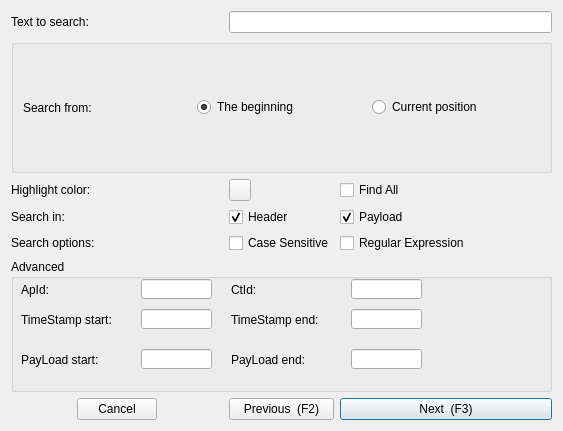
First picture: the form in src/searchdialog.ui, repository COVESA/dlt-viewer, before the edit.
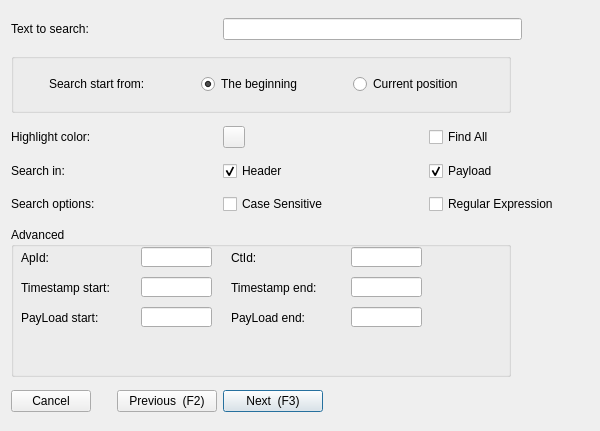
Second picture: the form after the edit. Icons and pictures are not drawn.

Commit message:
Rework search functionality: - fix bug "search result ignores index 0" - fix timestamp start/stop search Add functionality to: - Header search - Search from current position - Setting of highlight color - Higlight search hit lines in single step mode Change use of QtRegEx to QtRegulaExpressions which speeds up search speed Make these settings permanent in config.ini: - SeachIndex ( put search results to list or single step mode) - Header search - Case sensitive - Regular Expressions Add tooltip to search box and re-align serach box
<Signed-off-by: Gernot Wirschal <gernot.wirschal@bmw.de>

```diff
--- a/src/searchdialog.ui
+++ b/src/searchdialog.ui
@@ -6,10 +6,22 @@
    <rect>
     <x>0</x>
     <y>0</y>
-    <width>563</width>
+    <width>600</width>
     <height>431</height>
    </rect>
   </property>
+  <property name="minimumSize">
+   <size>
+    <width>600</width>
+    <height>0</height>
+   </size>
+  </property>
+  <property name="maximumSize">
+   <size>
+    <width>700</width>
+    <height>2000</height>
+   </size>
+  </property>
   <property name="windowTitle">
    <string>Search</string>
   </property>
@@ -18,189 +30,14 @@
     <normaloff>:/toolbar/png/system-search.png</normaloff>:/toolbar/png/system-search.png</iconset>
   </property>
   <layout class="QGridLayout" name="gridLayout">
-   <item row="5" column="0">
-    <widget class="QLabel" name="label_4">
-     <property name="layoutDirection">
-      <enum>Qt::RightToLeft</enum>
-     </property>
-     <property name="text">
-      <string>Search options:</string>
-     </property>
-    </widget>
-   </item>
-   <item row="7" column="1">
-    <widget class="QPushButton" name="pushButtonPrevious">
-     <property name="text">
-      <string>Previous  (F2)</string>
-     </property>
-     <property name="shortcut">
-      <string>F2</string>
-     </property>
-    </widget>
-   </item>
-   <item row="5" column="2">
-    <widget class="QCheckBox" name="checkBoxRegExp">
-     <property name="text">
-      <string>Regular Expression</string>
-     </property>
-    </widget>
-   </item>
-   <item row="2" column="0">
-    <widget class="QLabel" name="label_5">
-     <property name="text">
-      <string>Highlight color:</string>
-     </property>
-    </widget>
-   </item>
-   <item row="7" column="2">
-    <widget class="QPushButton" name="pushButtonNext">
-     <property name="text">
-      <string>Next  (F3)</string>
-     </property>
-     <property name="shortcut">
-      <string>F3</string>
-     </property>
-     <property name="default">
-      <bool>true</bool>
-     </property>
-    </widget>
-   </item>
-   <item row="2" column="1">
-    <widget class="QPushButton" name="pushButtonColor">
-     <property name="minimumSize">
-      <size>
-       <width>22</width>
-       <height>22</height>
-      </size>
-     </property>
-     <property name="maximumSize">
-      <size>
-       <width>22</width>
-       <height>22</height>
-      </size>
-     </property>
-     <property name="text">
-      <string/>
-     </property>
-     <property name="iconSize">
-      <size>
-       <width>12</width>
-       <height>12</height>
-      </size>
-     </property>
-    </widget>
-   </item>
-   <item row="3" column="2">
-    <widget class="QCheckBox" name="checkBoxPayload">
-     <property name="text">
-      <string>Payload</string>
-     </property>
-     <property name="checked">
-      <bool>true</bool>
-     </property>
-    </widget>
-   </item>
-   <item row="0" column="1" colspan="2">
-    <widget class="QLineEdit" name="lineEditText"/>
-   </item>
-   <item row="1" column="0" colspan="3">
-    <widget class="QGroupBox" name="groupBox">
-     <property name="title">
-      <string/>
-     </property>
-     <layout class="QHBoxLayout" name="horizontalLayout">
-      <item>
-       <widget class="QLabel" name="label_3">
-        <property name="layoutDirection">
-         <enum>Qt::LeftToRight</enum>
-        </property>
-        <property name="text">
-         <string>Search from:</string>
-        </property>
-       </widget>
-      </item>
-      <item>
-       <widget class="QRadioButton" name="radioButtonPosBeginning">
-        <property name="layoutDirection">
-         <enum>Qt::LeftToRight</enum>
-        </property>
-        <property name="text">
-         <string>The beginning</string>
-        </property>
-        <property name="checked">
-         <bool>true</bool>
-        </property>
-       </widget>
-      </item>
-      <item>
-       <widget class="QRadioButton" name="radioButtonPosCurrent">
-        <property name="text">
-         <string>Current position</string>
-        </property>
-       </widget>
-      </item>
-     </layout>
-    </widget>
-   </item>
-   <item row="3" column="0">
-    <widget class="QLabel" name="label_2">
-     <property name="layoutDirection">
-      <enum>Qt::RightToLeft</enum>
-     </property>
-     <property name="text">
-      <string>Search in:</string>
-     </property>
-    </widget>
-   </item>
-   <item row="7" column="0" alignment="Qt::AlignHCenter">
-    <widget class="QDialogButtonBox" name="buttonBox">
-     <property name="layoutDirection">
-      <enum>Qt::LeftToRight</enum>
-     </property>
-     <property name="orientation">
-      <enum>Qt::Horizontal</enum>
-     </property>
-     <property name="standardButtons">
-      <set>QDialogButtonBox::Cancel</set>
-     </property>
-    </widget>
-   </item>
-   <item row="2" column="2">
-    <widget class="QCheckBox" name="checkBoxSearchIndex">
-     <property name="text">
-      <string>Find All</string>
-     </property>
-    </widget>
-   </item>
-   <item row="5" column="1">
-    <widget class="QCheckBox" name="checkBoxCaseSensitive">
-     <property name="text">
-      <string>Case Sensitive</string>
-     </property>
-     <property name="checked">
-      <bool>false</bool>
-     </property>
-    </widget>
-   </item>
-   <item row="0" column="0">
-    <widget class="QLabel" name="label">
-     <property name="text">
-      <string>Text to search:</string>
-     </property>
-    </widget>
-   </item>
-   <item row="3" column="1">
-    <widget class="QCheckBox" name="checkBoxHeader">
-     <property name="text">
-      <string>Header</string>
-     </property>
-     <property name="checked">
-      <bool>true</bool>
-     </property>
-    </widget>
-   </item>
-   <item row="6" column="0" colspan="3">
+   <item row="12" column="0" colspan="9">
     <widget class="QGroupBox" name="groupBox_2">
+     <property name="maximumSize">
+      <size>
+       <width>500</width>
+       <height>150</height>
+      </size>
+     </property>
      <property name="title">
       <string>Advanced</string>
      </property>
@@ -279,7 +116,7 @@
        </rect>
       </property>
       <property name="text">
-       <string>TimeStamp start:</string>
+       <string>Timestamp start:</string>
       </property>
      </widget>
      <widget class="QLineEdit" name="timeEndlineEdit">
@@ -305,14 +142,14 @@
        </rect>
       </property>
       <property name="text">
-       <string>TimeStamp end:</string>
+       <string>Timestamp end:</string>
       </property>
      </widget>
      <widget class="QLabel" name="label_10">
       <property name="geometry">
        <rect>
         <x>10</x>
-        <y>90</y>
+        <y>80</y>
         <width>111</width>
         <height>21</height>
        </rect>
@@ -325,7 +162,7 @@
       <property name="geometry">
        <rect>
         <x>220</x>
-        <y>90</y>
+        <y>80</y>
         <width>111</width>
         <height>21</height>
        </rect>
@@ -338,7 +175,7 @@
       <property name="geometry">
        <rect>
         <x>130</x>
-        <y>90</y>
+        <y>80</y>
         <width>71</width>
         <height>20</height>
        </rect>
@@ -351,7 +188,7 @@
       <property name="geometry">
        <rect>
         <x>340</x>
-        <y>90</y>
+        <y>80</y>
         <width>71</width>
         <height>20</height>
        </rect>
@@ -362,6 +199,299 @@
      </widget>
     </widget>
    </item>
+   <item row="10" column="3">
+    <widget class="QCheckBox" name="checkBoxRegExp">
+     <property name="maximumSize">
+      <size>
+       <width>200</width>
+       <height>20</height>
+      </size>
+     </property>
+     <property name="text">
+      <string>Regular Expression</string>
+     </property>
+    </widget>
+   </item>
+   <item row="3" column="3">
+    <widget class="QCheckBox" name="checkBoxSearchIndex">
+     <property name="maximumSize">
+      <size>
+       <width>100</width>
+       <height>16777215</height>
+      </size>
+     </property>
+     <property name="toolTip">
+      <string>&lt;html&gt;&lt;head/&gt;&lt;body&gt;&lt;p&gt;Look for all hits and show all the search results in the search results window. If disabled the single step search is active. Navigate through the serach results by next / previous buttons.&lt;/p&gt;&lt;/body&gt;&lt;/html&gt;</string>
+     </property>
+     <property name="text">
+      <string>Find All</string>
+     </property>
+    </widget>
+   </item>
+   <item row="10" column="2">
+    <widget class="QCheckBox" name="checkBoxCaseSensitive">
+     <property name="maximumSize">
+      <size>
+       <width>100</width>
+       <height>16777215</height>
+      </size>
+     </property>
+     <property name="text">
+      <string>Case Sensitive</string>
+     </property>
+     <property name="checked">
+      <bool>false</bool>
+     </property>
+    </widget>
+   </item>
+   <item row="0" column="2">
+    <widget class="QLineEdit" name="lineEditText">
+     <property name="minimumSize">
+      <size>
+       <width>299</width>
+       <height>0</height>
+      </size>
+     </property>
+    </widget>
+   </item>
+   <item row="3" column="2">
+    <widget class="QPushButton" name="pushButtonColor">
+     <property name="minimumSize">
+      <size>
+       <width>22</width>
+       <height>22</height>
+      </size>
+     </property>
+     <property name="maximumSize">
+      <size>
+       <width>22</width>
+       <height>22</height>
+      </size>
+     </property>
+     <property name="text">
+      <string/>
+     </property>
+     <property name="iconSize">
+      <size>
+       <width>12</width>
+       <height>12</height>
+      </size>
+     </property>
+    </widget>
+   </item>
+   <item row="6" column="3">
+    <widget class="QCheckBox" name="checkBoxPayload">
+     <property name="text">
+      <string>Payload</string>
+     </property>
+     <property name="checked">
+      <bool>true</bool>
+     </property>
+    </widget>
+   </item>
+   <item row="6" column="2">
+    <widget class="QCheckBox" name="checkBoxHeader">
+     <property name="maximumSize">
+      <size>
+       <width>80</width>
+       <height>16777215</height>
+      </size>
+     </property>
+     <property name="text">
+      <string>Header</string>
+     </property>
+     <property name="checked">
+      <bool>true</bool>
+     </property>
+    </widget>
+   </item>
+   <item row="6" column="0">
+    <widget class="QLabel" name="label_2">
+     <property name="layoutDirection">
+      <enum>Qt::RightToLeft</enum>
+     </property>
+     <property name="text">
+      <string>Search in:</string>
+     </property>
+    </widget>
+   </item>
+   <item row="0" column="0">
+    <widget class="QLabel" name="label">
+     <property name="text">
+      <string>Text to search:</string>
+     </property>
+    </widget>
+   </item>
+   <item row="3" column="0">
+    <widget class="QLabel" name="label_5">
+     <property name="minimumSize">
+      <size>
+       <width>100</width>
+       <height>0</height>
+      </size>
+     </property>
+     <property name="maximumSize">
+      <size>
+       <width>100</width>
+       <height>16777215</height>
+      </size>
+     </property>
+     <property name="text">
+      <string>Highlight color:</string>
+     </property>
+    </widget>
+   </item>
+   <item row="13" column="0" alignment="Qt::AlignLeft">
+    <widget class="QDialogButtonBox" name="buttonBox">
+     <property name="layoutDirection">
+      <enum>Qt::LeftToRight</enum>
+     </property>
+     <property name="orientation">
+      <enum>Qt::Horizontal</enum>
+     </property>
+     <property name="standardButtons">
+      <set>QDialogButtonBox::Cancel</set>
+     </property>
+    </widget>
+   </item>
+   <item row="10" column="0">
+    <widget class="QLabel" name="label_4">
+     <property name="layoutDirection">
+      <enum>Qt::RightToLeft</enum>
+     </property>
+     <property name="text">
+      <string>Search options:</string>
+     </property>
+    </widget>
+   </item>
+   <item row="1" column="0" colspan="9">
+    <widget class="QGroupBox" name="groupBox">
+     <property name="maximumSize">
+      <size>
+       <width>500</width>
+       <height>60</height>
+      </size>
+     </property>
+     <property name="title">
+      <string/>
+     </property>
+     <layout class="QHBoxLayout" name="horizontalLayout">
+      <item>
+       <widget class="QLabel" name="label_3">
+        <property name="maximumSize">
+         <size>
+          <width>120</width>
+          <height>20</height>
+         </size>
+        </property>
+        <property name="layoutDirection">
+         <enum>Qt::LeftToRight</enum>
+        </property>
+        <property name="text">
+         <string>Search start from:</string>
+        </property>
+       </widget>
+      </item>
+      <item>
+       <widget class="QRadioButton" name="radioButtonPosBeginning">
+        <property name="minimumSize">
+         <size>
+          <width>120</width>
+          <height>0</height>
+         </size>
+        </property>
+        <property name="maximumSize">
+         <size>
+          <width>120</width>
+          <height>16777215</height>
+         </size>
+        </property>
+        <property name="layoutDirection">
+         <enum>Qt::LeftToRight</enum>
+        </property>
+        <property name="text">
+         <string>The beginning</string>
+        </property>
+        <property name="checked">
+         <bool>true</bool>
+        </property>
+       </widget>
+      </item>
+      <item>
+       <widget class="QRadioButton" name="radioButtonPosCurrent">
+        <property name="maximumSize">
+         <size>
+          <width>120</width>
+          <height>16777215</height>
+         </size>
+        </property>
+        <property name="text">
+         <string>Current position</string>
+        </property>
+       </widget>
+      </item>
+     </layout>
+    </widget>
+   </item>
+   <item row="13" column="1">
+    <widget class="QPushButton" name="pushButtonPrevious">
+     <property name="minimumSize">
+      <size>
+       <width>100</width>
+       <height>0</height>
+      </size>
+     </property>
+     <property name="maximumSize">
+      <size>
+       <width>100</width>
+       <height>16777215</height>
+      </size>
+     </property>
+     <property name="toolTip">
+      <string>&lt;html&gt;&lt;head/&gt;&lt;body&gt;&lt;p&gt;Go back to the last hit in the message table view&lt;/p&gt;&lt;/body&gt;&lt;/html&gt;</string>
+     </property>
+     <property name="text">
+      <string>Previous  (F2)</string>
+     </property>
+     <property name="shortcut">
+      <string>F2</string>
+     </property>
+    </widget>
+   </item>
+   <item row="13" column="2">
+    <widget class="QPushButton" name="pushButtonNext">
+     <property name="sizePolicy">
+      <sizepolicy hsizetype="Minimum" vsizetype="Fixed">
+       <horstretch>0</horstretch>
+       <verstretch>0</verstretch>
+      </sizepolicy>
+     </property>
+     <property name="minimumSize">
+      <size>
+       <width>100</width>
+       <height>0</height>
+      </size>
+     </property>
+     <property name="maximumSize">
+      <size>
+       <width>100</width>
+       <height>16777215</height>
+      </size>
+     </property>
+     <property name="toolTip">
+      <string>&lt;html&gt;&lt;head/&gt;&lt;body&gt;&lt;p&gt;Go to next hit in the message table view&lt;/p&gt;&lt;/body&gt;&lt;/html&gt;</string>
+     </property>
+     <property name="text">
+      <string>Next  (F3)</string>
+     </property>
+     <property name="shortcut">
+      <string>F3</string>
+     </property>
+     <property name="default">
+      <bool>true</bool>
+     </property>
+    </widget>
+   </item>
   </layout>
  </widget>
  <tabstops>
```
Left out of the diff: 34 changed lines with no effect on the pictures. The commit also changes 6 other files.
